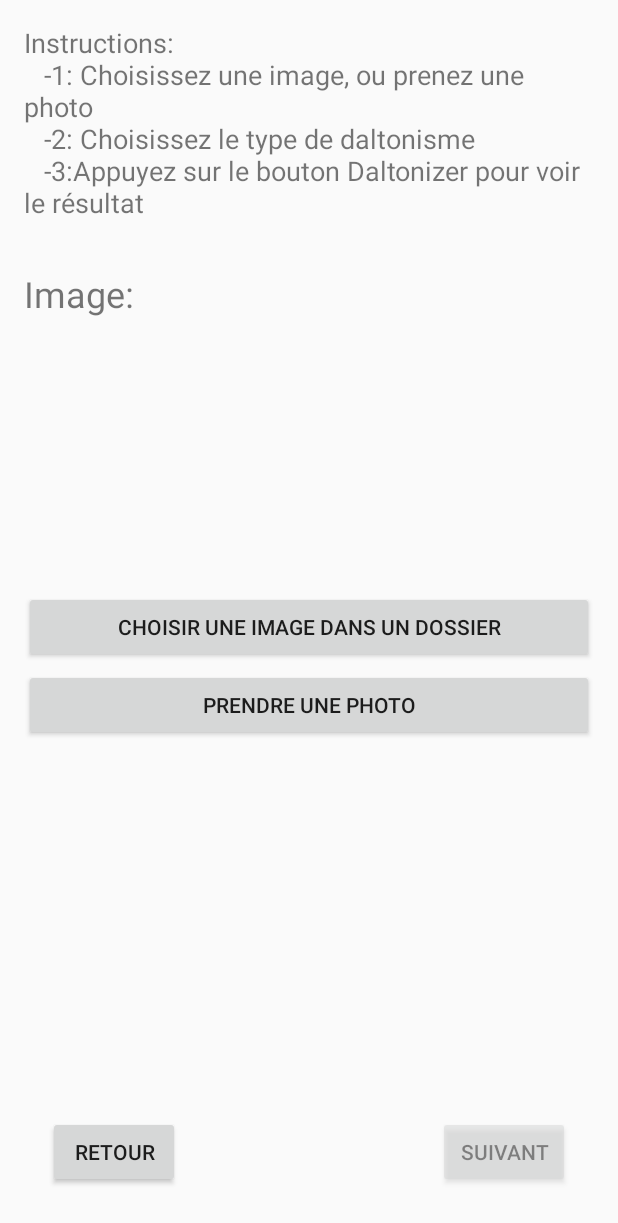
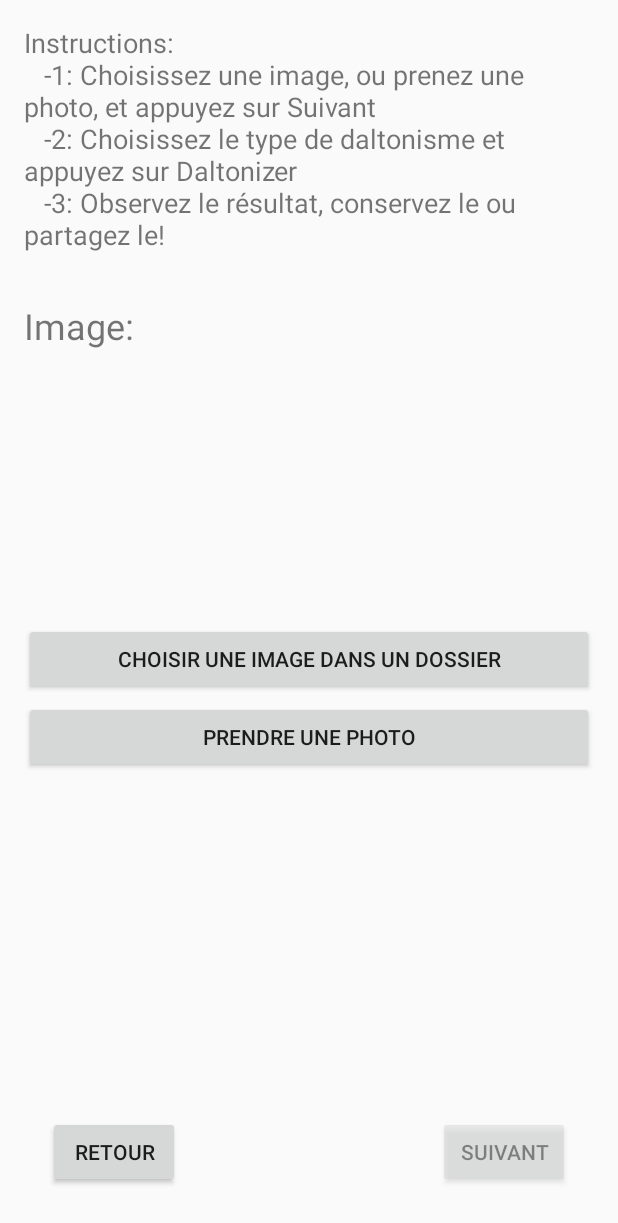
Before and after one commit to OscarAFK/Daltonizator, an Android app: the configureImage screen opened directly, with no data from a screen before it, after a tap on "PRENDRE UNE PHOTO", on a phone screen of 412 x 824 dp. Shown: the top 1223 px of the screen. Run offline under Robolectric (Android 15) with nearby library versions, the phone set to English and light mode, and no system bars.

Commit message:
Ajout de la vibration, petit changement du texte d'instructions.

```diff
--- a/app/src/main/java/com/example/daltonizator/MainActivity.java
+++ b/app/src/main/java/com/example/daltonizator/MainActivity.java
@@ -14,6 +14,7 @@ import android.graphics.ColorMatrix;
 import android.graphics.ColorMatrixColorFilter;
 import android.graphics.Paint;
 import android.graphics.Point;
+import android.os.Build;
 import android.os.Bundle;
 import android.util.Log;
 import android.view.Display;
@@ -32,6 +33,7 @@ public class MainActivity extends AppCompatActivity {
         setContentView(R.layout.activity_main);
     }
 
+
     public void QuitApp(View view) {
         MainActivity.this.finish();
         System.exit(0);
--- a/app/src/main/java/com/example/daltonizator/configureImage.java
+++ b/app/src/main/java/com/example/daltonizator/configureImage.java
@@ -13,6 +13,7 @@ import android.graphics.Bitmap;
 import android.graphics.BitmapFactory;
 import android.media.ExifInterface;
 import android.net.Uri;
+import android.os.Build;
 import android.os.Bundle;
 import android.os.Environment;
 import android.provider.MediaStore;
@@ -74,25 +75,41 @@ public class configureImage extends AppCompatActivity {
         startActivityForResult(gallery,PICK_IMAGE);
     }
 
+    public  boolean isStoragePermissionGranted() {
+        if (Build.VERSION.SDK_INT >= 23) {
+            if (checkSelfPermission(android.Manifest.permission.WRITE_EXTERNAL_STORAGE)
+                    == PackageManager.PERMISSION_GRANTED) {
+                return true;
+            } else {
+                ActivityCompat.requestPermissions(this, new String[]{Manifest.permission.WRITE_EXTERNAL_STORAGE}, 2);
+                return false;
+            }
+        }
+        else { //permission is automatically granted on sdk<23 upon installation
+            return true;
+        }
+    }
+
     //La fonction appelée lors de l'appuie du bouton "Prendre une photo"
     public void takePicture(View view) {
+        if(isStoragePermissionGranted()) {
             // créer un intent pour ouvrir une fenêtre pour prendre la photo
             Intent intent = new Intent(MediaStore.ACTION_IMAGE_CAPTURE);
             // test pour voir si l'intent peut être géré
-        if(intent.resolveActivity(getPackageManager()) != null) {
+            if (intent.resolveActivity(getPackageManager()) != null) {
                 // création d'un nom de fichier (pour le tmp)
                 String tmp = new SimpleDateFormat("yyyyMMdd_HHmmss").format(new Date());
                 File photoDir = getExternalFilesDir(Environment.DIRECTORY_PICTURES);
 
                 try {
-                File photoFile = File.createTempFile("photo"+tmp, ".png", photoDir);
+                    File photoFile = File.createTempFile("photo" + tmp, ".png", photoDir);
 
                     // enregistrer le chemin complet de l'image
                     photoPath = photoFile.getAbsolutePath();
 
                     // création de l'URI
                     Uri photoUri = FileProvider.getUriForFile(configureImage.this,
-                        configureImage.this.getApplicationContext().getPackageName()+".provider",
+                            configureImage.this.getApplicationContext().getPackageName() + ".provider",
                             photoFile);
 
                     // transfert URI vers l'intent pour enregistrer la photo dans le fichier temporaire
@@ -104,7 +121,7 @@ public class configureImage extends AppCompatActivity {
                     e.printStackTrace();
                 }
             } // fin takePicture()
-
+        }
     }
 
     @Override
--- a/app/src/main/java/com/example/daltonizator/daltonizedResult.java
+++ b/app/src/main/java/com/example/daltonizator/daltonizedResult.java
@@ -8,6 +8,7 @@ import android.Manifest;
 import android.bluetooth.BluetoothAdapter;
 import android.bluetooth.BluetoothDevice;
 import android.bluetooth.BluetoothSocket;
+import android.content.Context;
 import android.content.Intent;
 import android.content.pm.PackageManager;
 import android.graphics.Bitmap;
@@ -23,6 +24,7 @@ import android.os.Build;
 import android.os.Bundle;
 import android.os.Debug;
 import android.os.Environment;
+import android.os.Vibrator;
 import android.provider.MediaStore;
 import android.util.Log;
 import android.view.Display;
@@ -65,6 +67,9 @@ public class daltonizedResult extends AppCompatActivity {
         } catch (IOException e) {
             e.printStackTrace();
         }
+
+        Vibrator vibrator = (Vibrator) this.getSystemService(Context.VIBRATOR_SERVICE);
+        vibrator.vibrate(100);
     }
 
     public void closeActivity(View view){
--- a/app/src/main/res/values/strings.xml
+++ b/app/src/main/res/values/strings.xml
@@ -8,7 +8,7 @@
     <string name="textAPropos">Cette application a pour but de permettre aux non-daltoniens de se faire une idée de la vision de différent type de daltonien.\n\nApplication réalisée par Oscar Trosseau et Lucas Brand dans le cadre du cours de Conception d\'Application Interactive de l\'ENIB.\n\nMails:\n\t-o6trosse@enib.fr\n\t-l6brand@enib.fr\n\n\nRessources:\nImage d\'acceuil: Photo by and (c)2008 Derek Ramsey (Ram-Man).  Co-attribution must be given to the Chanticleer Garden. / CC BY-SA (http://creativecommons.org/licenses/by-sa/3.0/).</string>
 
     <string name="buttonRetour">Retour</string>
-    <string name="instructions">Instructions:\n\t-1: Choisissez une image, ou prenez une photo\n\t-2: Choisissez le type de daltonisme\n\t-3:Appuyez sur le bouton Daltonizer pour voir le résultat</string>
+    <string name="instructions">Instructions:\n\t-1: Choisissez une image, ou prenez une photo, et appuyez sur "Suivant"\n\t-2: Choisissez le type de daltonisme et appuyez sur "Daltonizer"\n\t-3: Observez le résultat, conservez le ou partagez le!</string>
     <string name="image">Image:</string>
     <string name="choisirDsDossier">Choisir une image dans un dossier</string>
     <string name="prendrePhoto">Prendre une photo</string>
```
Also changed, not shown: app/src/main/AndroidManifest.xml (+4 -4 lines). Lines whose indentation alone changed are shown as unchanged.
